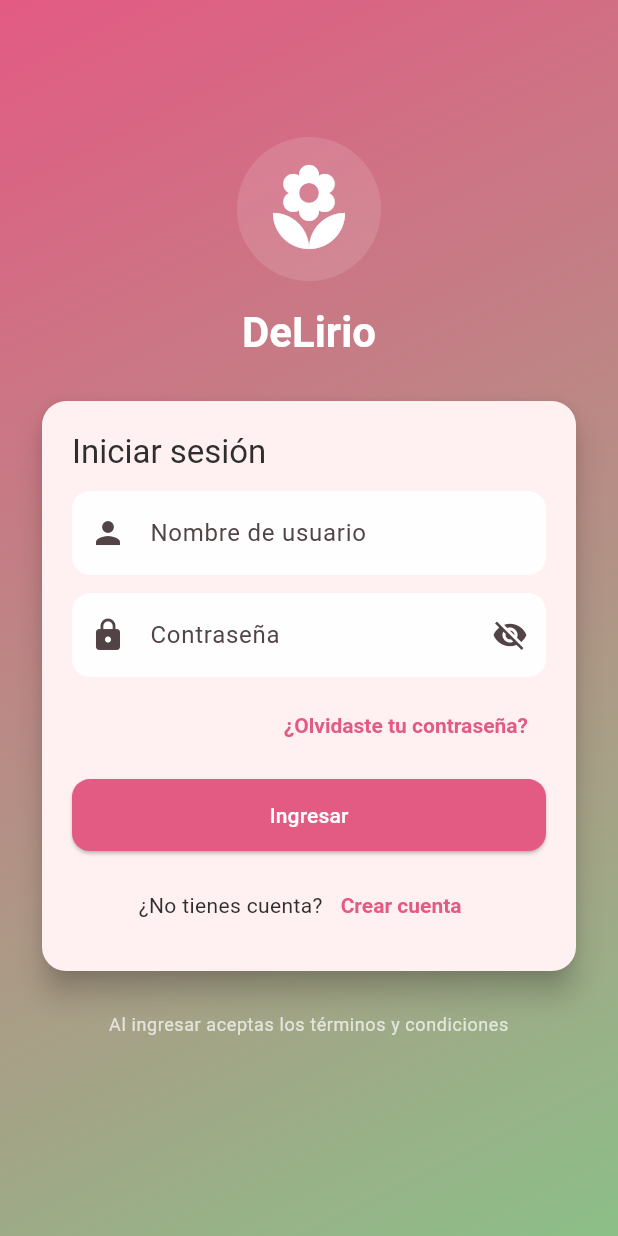
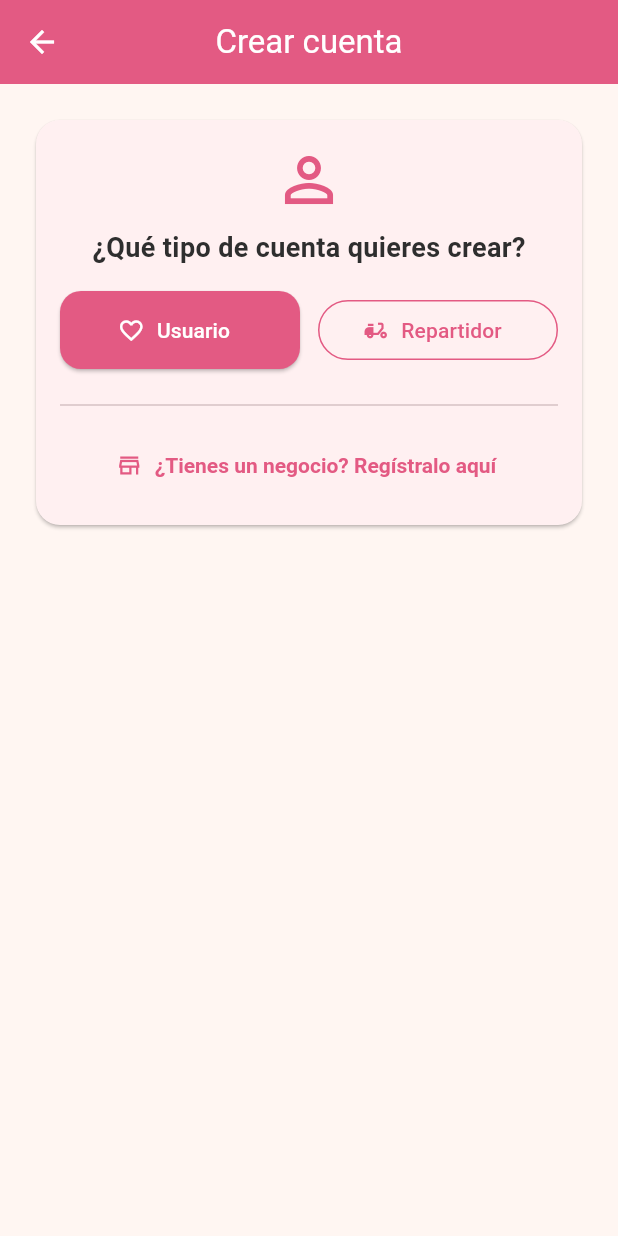
Before and after one commit to PaulaOramas/delirioApp, a Flutter app: the screen it shows after launch, after a tap on "Crear cuenta", on a phone screen of 412 x 824 dp. Run offline on Flutter 3.47's test engine with Material 3 defaults, Android fonts, the phone set to English and light mode, and no system bars; our stand-ins replace shared_preferences.

Commit message:
registro de usuario y repartidor

```diff
--- a/lib/screens/login_screen.dart
+++ b/lib/screens/login_screen.dart
@@ -2,6 +2,8 @@ import 'package:flutter/material.dart';
 import 'package:delirio_app/theme.dart';
 import 'package:delirio_app/services/auth_service.dart';
 import 'package:delirio_app/screens/dashboard_screen.dart';
+import 'package:delirio_app/screens/register_role_screen.dart';
+
 
 class LoginScreen extends StatefulWidget {
   const LoginScreen({super.key});
@@ -178,7 +180,14 @@ class _LoginScreenState extends State<LoginScreen> {
                                   mainAxisAlignment: MainAxisAlignment.center,
                                   children: [
                                     const Text('¿No tienes cuenta?'),
-                                    TextButton(onPressed: () {}, child: const Text('Crear cuenta')),
+                                    TextButton(
+                                        onPressed: () {
+                                            Navigator.of(context).push(MaterialPageRoute(
+                                                builder: (_) => const RegisterRoleScreen(),
+                                            ));
+                                        },
+                                        child: const Text('Crear cuenta'),
+                                    ),
                                   ],
                                 ),
                               ],
--- /dev/null
+++ b/lib/screens/register_role_screen.dart
@@ -0,0 +1,86 @@
+import 'package:flutter/material.dart';
+import 'package:url_launcher/url_launcher.dart';
+import 'package:delirio_app/theme.dart';
+import 'package:delirio_app/screens/register_form_screen.dart';
+
+class RegisterRoleScreen extends StatelessWidget {
+  const RegisterRoleScreen({super.key});
+
+  static const negocioUrl = 'https://tusitio-delirio.com/partners'; // <-- cámbialo
+
+  Future<void> _openNegocio() async {
+    final uri = Uri.parse(negocioUrl);
+    if (!await launchUrl(uri, mode: LaunchMode.externalApplication)) {
+      throw 'No se pudo abrir $negocioUrl';
+    }
+  }
+
+  @override
+  Widget build(BuildContext context) {
+    return Scaffold(
+      appBar: AppBar(title: const Text('Crear cuenta')),
+      body: Padding(
+        padding: const EdgeInsets.all(20),
+        child: Column(
+          children: [
+            Card(
+              shape: RoundedRectangleBorder(borderRadius: BorderRadius.circular(16)),
+              child: Padding(
+                padding: const EdgeInsets.all(16),
+                child: Column(
+                  children: [
+                    const Icon(Icons.person_outline, size: 48, color: kFucsia),
+                    const SizedBox(height: 8),
+                    const Text('¿Qué tipo de cuenta quieres crear?', style: TextStyle(fontSize: 18, fontWeight: FontWeight.w700)),
+                    const SizedBox(height: 16),
+                    Row(
+                      children: [
+                        Expanded(
+                          child: ElevatedButton.icon(
+                            icon: const Icon(Icons.favorite_outline),
+                            label: const Text('Usuario'),
+                            onPressed: () {
+                              Navigator.of(context).push(MaterialPageRoute(
+                                builder: (_) => const RegisterFormScreen(role: UserRole.usuario),
+                              ));
+                            },
+                          ),
+                        ),
+                        const SizedBox(width: 12),
+                        Expanded(
+                          child: OutlinedButton.icon(
+                            icon: const Icon(Icons.delivery_dining, color: kFucsia),
+                            label: const Text('Repartidor'),
+                            onPressed: () {
+                              Navigator.of(context).push(MaterialPageRoute(
+                                builder: (_) => const RegisterFormScreen(role: UserRole.repartidor),
+                              ));
+
+                            },
+                            style: OutlinedButton.styleFrom(
+                              side: const BorderSide(color: kFucsia),
+                              foregroundColor: kFucsia,
+                            ),
+                          ),
+                        ),
+                      ],
+                    ),
+                    const SizedBox(height: 16),
+                    const Divider(),
+                    const SizedBox(height: 8),
+                    TextButton.icon(
+                      onPressed: _openNegocio,
+                      icon: const Icon(Icons.store_mall_directory_outlined),
+                      label: const Text('¿Tienes un negocio? Regístralo aquí'),
+                    ),
+                  ],
+                ),
+              ),
+            ),
+            const SizedBox(height: 12),
+          ],
+        ),
+      ),
+    );
+  }
+}
--- a/pubspec.yaml
+++ b/pubspec.yaml
@@ -29,6 +29,7 @@ environment:
 # versions available, run `flutter pub outdated`.
 dependencies:
   shared_preferences: ^2.2.3
+  url_launcher: ^6.3.0
   flutter:
     sdk: flutter
 
```
Also changed, not shown: lib/screens/register_form_screen.dart (added, +205 -0 lines), pubspec.lock, 5 other files.
